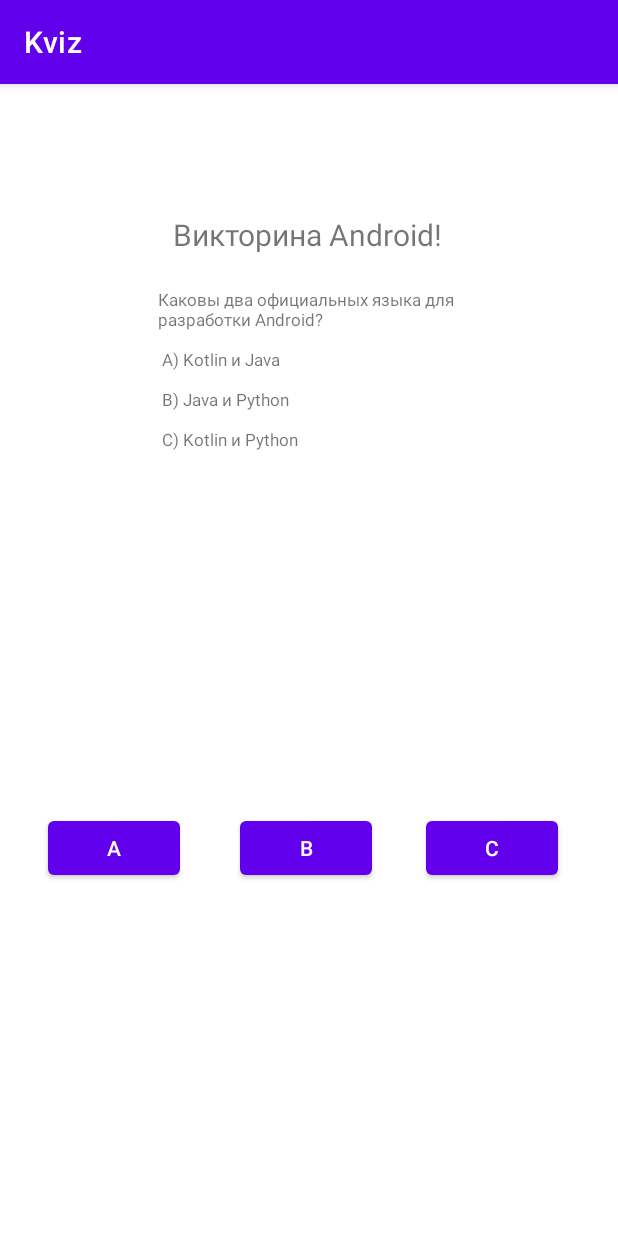
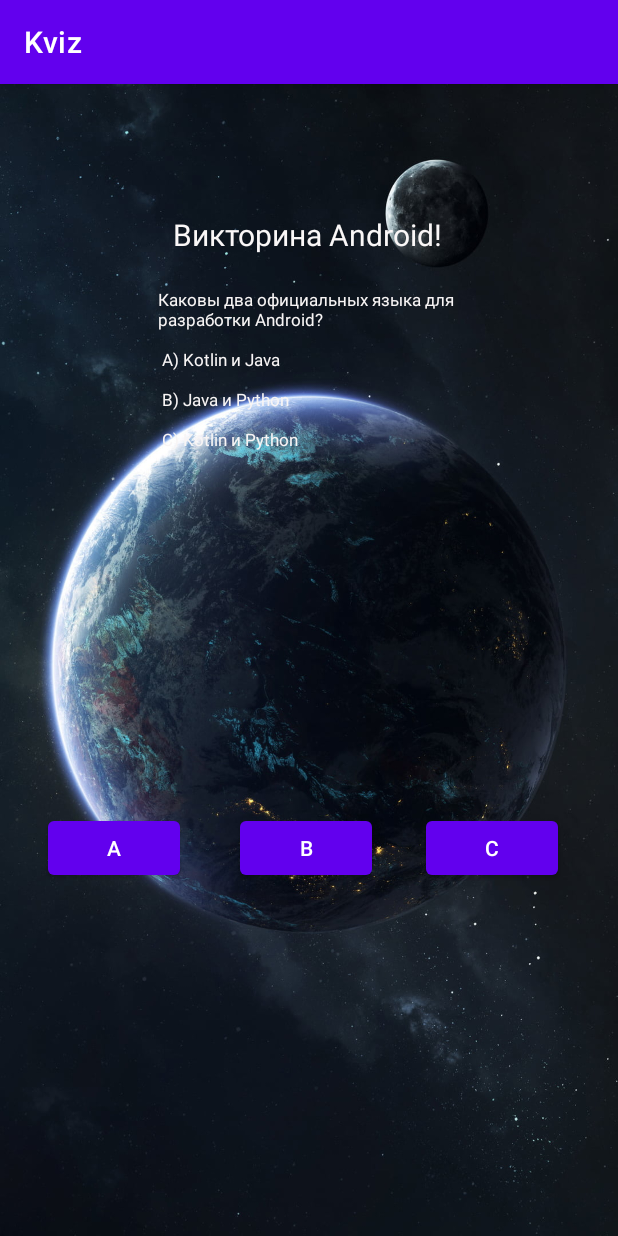
Before and after one commit to MaxS2021/KvizAndroid, an Android app: the screen it shows after launch (MainActivity), on a phone screen of 412 x 824 dp. Run offline under Robolectric (Android 15) with nearby library versions, the phone set to English and light mode, and no system bars.

Commit message:
Background

```diff
--- a/app/src/main/res/layout/activity_main.xml
+++ b/app/src/main/res/layout/activity_main.xml
@@ -4,6 +4,7 @@
     xmlns:tools="http://schemas.android.com/tools"
     android:layout_width="match_parent"
     android:layout_height="match_parent"
+    android:background="@drawable/space"
     tools:context=".MainActivity">
 
     <TextView
@@ -11,6 +12,7 @@
         android:layout_width="wrap_content"
         android:layout_height="wrap_content"
         android:text="Викторина Android!"
+        android:textColor="#FAF7F7"
         android:textSize="20sp"
         app:layout_constraintBottom_toBottomOf="parent"
         app:layout_constraintHorizontal_bias="0.498"
@@ -24,6 +26,7 @@
         android:layout_width="200dp"
         android:layout_height="wrap_content"
         android:text=""
+        android:textColor="#F8F5F5"
         android:textSize="11sp"
         app:layout_constraintBottom_toTopOf="@+id/button"
         app:layout_constraintEnd_toEndOf="parent"
```
Also changed, not shown: app/src/main/res/drawable-v24/space.jpg (added).
